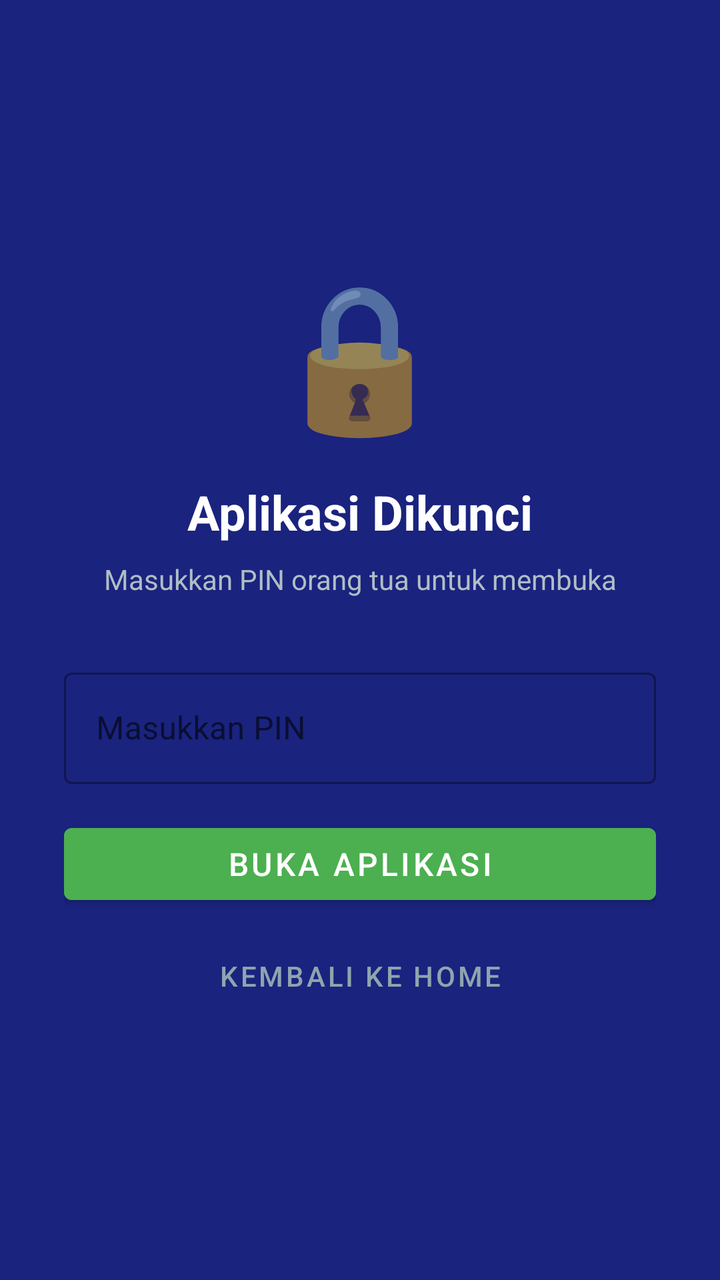
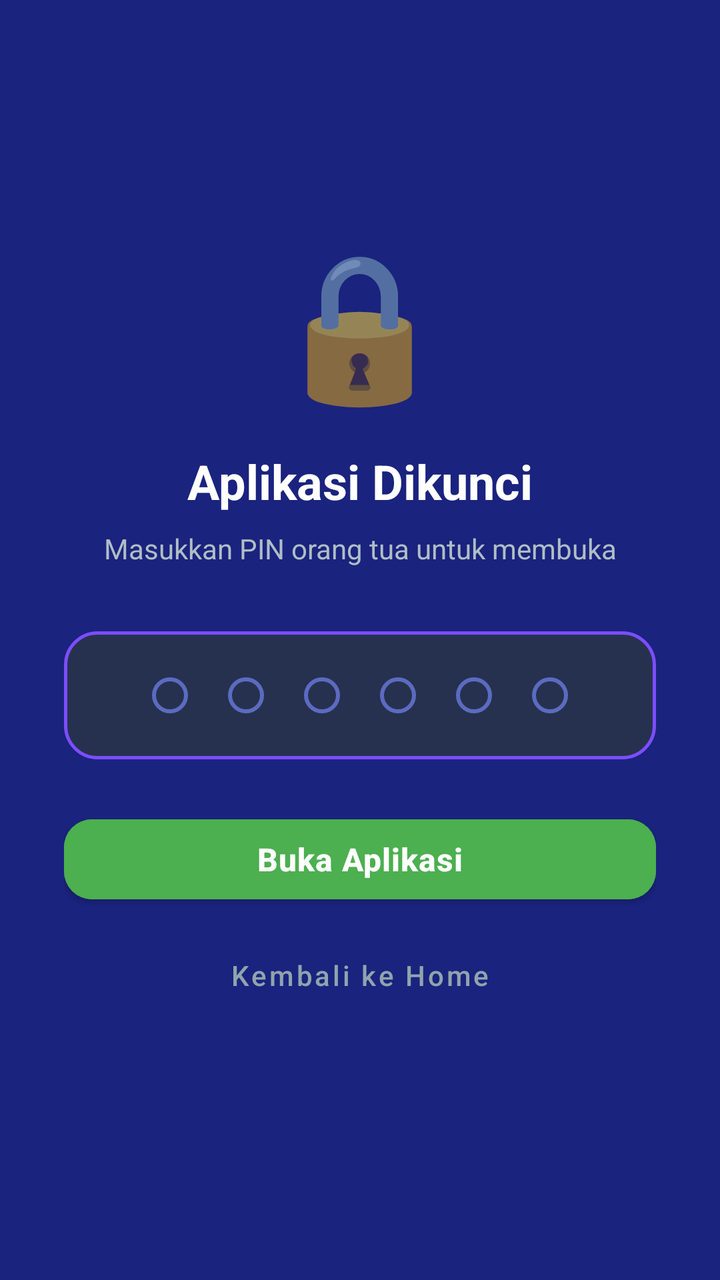

Two renders of the same Android screen: before a commit and after it. Below are the layout's source before the change and the commit's diff.
<!-- AndroidManifest.xml: activity theme Theme.FamilyGuard.LockScreen -->
<!-- res/layout/activity_lock_screen.xml -->
<?xml version="1.0" encoding="utf-8"?>
<LinearLayout xmlns:android="http://schemas.android.com/apk/res/android"
    android:layout_width="match_parent"
    android:layout_height="match_parent"
    android:background="#1A237E"
    android:gravity="center"
    android:orientation="vertical"
    android:padding="32dp">

    <TextView
        android:layout_width="wrap_content"
        android:layout_height="wrap_content"
        android:text="🔒"
        android:textSize="72sp" />

    <TextView
        android:id="@+id/tvTitle"
        android:layout_width="wrap_content"
        android:layout_height="wrap_content"
        android:layout_marginTop="16dp"
        android:text="Aplikasi Dikunci"
        android:textColor="#FFFFFF"
        android:textSize="24sp"
        android:textStyle="bold" />

    <TextView
        android:id="@+id/tvSubtitle"
        android:layout_width="wrap_content"
        android:layout_height="wrap_content"
        android:layout_marginTop="8dp"
        android:gravity="center"
        android:text="Masukkan PIN orang tua untuk membuka"
        android:textColor="#B0BEC5"
        android:textSize="14sp" />

    <com.google.android.material.textfield.TextInputLayout
        android:layout_width="match_parent"
        android:layout_height="wrap_content"
        android:layout_marginTop="32dp"
        style="@style/Widget.MaterialComponents.TextInputLayout.OutlinedBox">

        <com.google.android.material.textfield.TextInputEditText
            android:id="@+id/etPin"
            android:layout_width="match_parent"
            android:layout_height="wrap_content"
            android:hint="Masukkan PIN"
            android:inputType="numberPassword"
            android:maxLength="8"
            android:textColor="#FFFFFF"
            android:textColorHint="#90A4AE" />
    </com.google.android.material.textfield.TextInputLayout>

    <Button
        android:id="@+id/btnUnlock"
        android:layout_width="match_parent"
        android:layout_height="wrap_content"
        android:layout_marginTop="16dp"
        android:backgroundTint="#4CAF50"
        android:text="Buka Aplikasi"
        android:textColor="#FFFFFF"
        android:textSize="16sp" />

    <Button
        android:id="@+id/btnGoHome"
        android:layout_width="match_parent"
        android:layout_height="wrap_content"
        android:layout_marginTop="8dp"
        android:backgroundTint="@android:color/transparent"
        android:text="Kembali ke Home"
        android:textColor="#90A4AE"
        style="@style/Widget.MaterialComponents.Button.TextButton" />

</LinearLayout>
<!-- resources referenced by this layout -->
<resources>
  <style name="Theme.FamilyGuard.LockScreen" parent="Theme.MaterialComponents.Light.NoActionBar">
          <item name="windowNoTitle">true</item>
          <item name="android:windowFullscreen">true</item>
          <item name="android:windowContentOverlay">@null</item>
          <item name="colorPrimary">#1A237E</item>
          <item name="colorPrimaryVariant">#0D47A1</item>
          <item name="colorOnPrimary">#FFFFFF</item>
          <item name="colorSecondary">#00695C</item>
          <item name="colorOnSecondary">#FFFFFF</item>
      </style>
</resources>

<!-- the commit's change to res/layout/activity_lock_screen.xml (unified diff, before → after) -->
@@ -1,73 +1,149 @@
 <?xml version="1.0" encoding="utf-8"?>
-<LinearLayout xmlns:android="http://schemas.android.com/apk/res/android"
+<ScrollView xmlns:android="http://schemas.android.com/apk/res/android"
+    xmlns:app="http://schemas.android.com/apk/res-auto"
+    android:id="@+id/rootScroll"
     android:layout_width="match_parent"
     android:layout_height="match_parent"
     android:background="#1A237E"
-    android:gravity="center"
-    android:orientation="vertical"
-    android:padding="32dp">
+    android:clipToPadding="false"
+    android:fillViewport="true">
 
-    <TextView
-        android:layout_width="wrap_content"
-        android:layout_height="wrap_content"
-        android:text="🔒"
-        android:textSize="72sp" />
+    <LinearLayout
+        android:layout_width="match_parent"
+        android:layout_height="match_parent"
+        android:gravity="center"
+        android:orientation="vertical"
+        android:padding="32dp">
 
-    <TextView
-        android:id="@+id/tvTitle"
-        android:layout_width="wrap_content"
-        android:layout_height="wrap_content"
-        android:layout_marginTop="16dp"
-        android:text="Aplikasi Dikunci"
-        android:textColor="#FFFFFF"
-        android:textSize="24sp"
-        android:textStyle="bold" />
+        <TextView
+            android:layout_width="wrap_content"
+            android:layout_height="wrap_content"
+            android:text="🔒"
+            android:textSize="72sp" />
 
-    <TextView
-        android:id="@+id/tvSubtitle"
-        android:layout_width="wrap_content"
-        android:layout_height="wrap_content"
-        android:layout_marginTop="8dp"
-        android:gravity="center"
-        android:text="Masukkan PIN orang tua untuk membuka"
-        android:textColor="#B0BEC5"
-        android:textSize="14sp" />
+        <TextView
+            android:id="@+id/tvTitle"
+            android:layout_width="wrap_content"
+            android:layout_height="wrap_content"
+            android:layout_marginTop="16dp"
+            android:text="Aplikasi Dikunci"
+            android:textColor="#FFFFFF"
+            android:textSize="24sp"
+            android:textStyle="bold" />
 
-    <com.google.android.material.textfield.TextInputLayout
-        android:layout_width="match_parent"
-        android:layout_height="wrap_content"
-        android:layout_marginTop="32dp"
-        style="@style/Widget.MaterialComponents.TextInputLayout.OutlinedBox">
+        <TextView
+            android:id="@+id/tvSubtitle"
+            android:layout_width="wrap_content"
+            android:layout_height="wrap_content"
+            android:layout_marginTop="8dp"
+            android:gravity="center"
+            android:text="Masukkan PIN orang tua untuk membuka"
+            android:textColor="#B0BEC5"
+            android:textSize="14sp" />
 
-        <com.google.android.material.textfield.TextInputEditText
-            android:id="@+id/etPin"
+        
+        <FrameLayout
+            android:id="@+id/pinInputArea"
+            android:layout_width="match_parent"
+            android:layout_height="64dp"
+            android:layout_marginTop="32dp"
+            android:background="@drawable/pin_box_background">
+
+            <LinearLayout
+                android:layout_width="wrap_content"
+                android:layout_height="wrap_content"
+                android:layout_gravity="center"
+                android:gravity="center"
+                android:orientation="horizontal">
+
+                <View
+                    android:id="@+id/dot1"
+                    android:layout_width="18dp"
+                    android:layout_height="18dp"
+                    android:layout_margin="10dp"
+                    android:background="@drawable/pin_dot_empty" />
+
+                <View
+                    android:id="@+id/dot2"
+                    android:layout_width="18dp"
+                    android:layout_height="18dp"
+                    android:layout_margin="10dp"
+                    android:background="@drawable/pin_dot_empty" />
+
+                <View
+                    android:id="@+id/dot3"
+                    android:layout_width="18dp"
+                    android:layout_height="18dp"
+                    android:layout_margin="10dp"
+                    android:background="@drawable/pin_dot_empty" />
+
+                <View
+                    android:id="@+id/dot4"
+                    android:layout_width="18dp"
+                    android:layout_height="18dp"
+                    android:layout_margin="10dp"
+                    android:background="@drawable/pin_dot_empty" />
+
+                <View
+                    android:id="@+id/dot5"
+                    android:layout_width="18dp"
+                    android:layout_height="18dp"
+                    android:layout_margin="10dp"
+                    android:background="@drawable/pin_dot_empty" />
+
+                <View
+                    android:id="@+id/dot6"
+                    android:layout_width="18dp"
+                    android:layout_height="18dp"
+                    android:layout_margin="10dp"
+                    android:background="@drawable/pin_dot_empty" />
+
+            </LinearLayout>
+
+            
+            <EditText
+                android:id="@+id/etPin"
+                android:layout_width="match_parent"
+                android:layout_height="match_parent"
+                android:background="@android:color/transparent"
+                android:cursorVisible="false"
+                android:focusable="true"
+                android:focusableInTouchMode="true"
+                android:imeOptions="actionDone"
+                android:inputType="numberPassword"
+                android:maxLength="6"
+                android:textColor="@android:color/transparent"
+                android:textCursorDrawable="@null"
+                android:textSize="1sp" />
+
+        </FrameLayout>
+
+        <Button
+            android:id="@+id/btnUnlock"
+            android:layout_width="match_parent"
+            android:layout_height="52dp"
+            android:layout_marginTop="24dp"
+            android:backgroundTint="#4CAF50"
+            android:elevation="2dp"
+            android:letterSpacing="0.02"
+            android:text="Buka Aplikasi"
+            android:textAllCaps="false"
+            android:textColor="#FFFFFF"
+            android:textSize="16sp"
+            android:textStyle="bold"
+            app:cornerRadius="14dp" />
+
+        <Button
+            android:id="@+id/btnGoHome"
             android:layout_width="match_parent"
             android:layout_height="wrap_content"
-            android:hint="Masukkan PIN"
-            android:inputType="numberPassword"
-            android:maxLength="8"
-            android:textColor="#FFFFFF"
-            android:textColorHint="#90A4AE" />
-    </com.google.android.material.textfield.TextInputLayout>
+            android:layout_marginTop="8dp"
+            android:layout_marginBottom="16dp"
+            android:backgroundTint="@android:color/transparent"
+            android:text="Kembali ke Home"
+            android:textAllCaps="false"
+            android:textColor="#90A4AE"
+            style="@style/Widget.MaterialComponents.Button.TextButton" />
 
-    <Button
-        android:id="@+id/btnUnlock"
-        android:layout_width="match_parent"
-        android:layout_height="wrap_content"
-        android:layout_marginTop="16dp"
-        android:backgroundTint="#4CAF50"
-        android:text="Buka Aplikasi"
-        android:textColor="#FFFFFF"
-        android:textSize="16sp" />
-
-    <Button
-        android:id="@+id/btnGoHome"
-        android:layout_width="match_parent"
-        android:layout_height="wrap_content"
-        android:layout_marginTop="8dp"
-        android:backgroundTint="@android:color/transparent"
-        android:text="Kembali ke Home"
-        android:textColor="#90A4AE"
-        style="@style/Widget.MaterialComponents.Button.TextButton" />
-
-</LinearLayout>
+    </LinearLayout>
+</ScrollView>
<!-- resource entries referenced after the edit -->
@@ -1,5 +1,27 @@
 <!-- resources referenced by this layout -->
 <resources>
+  <!-- drawable pin_box_background (drawable) -->
+  <?xml version="1.0" encoding="utf-8"?>
+  <shape xmlns:android="http://schemas.android.com/apk/res/android"
+      android:shape="rectangle">
+      <solid android:color="#26314F" />
+      <corners android:radius="16dp" />
+      <stroke
+          android:width="1.5dp"
+          android:color="#7C4DFF" />
+  </shape>
+  <!-- drawable pin_dot_empty (drawable) -->
+  <?xml version="1.0" encoding="utf-8"?>
+  <shape xmlns:android="http://schemas.android.com/apk/res/android"
+      android:shape="oval">
+      <solid android:color="@android:color/transparent" />
+      <stroke
+          android:width="2dp"
+          android:color="#5C6BC0" />
+      <size
+          android:width="18dp"
+          android:height="18dp" />
+  </shape>
   <style name="Theme.FamilyGuard.LockScreen" parent="Theme.MaterialComponents.Light.NoActionBar">
           <item name="windowNoTitle">true</item>
           <item name="android:windowFullscreen">true</item>
